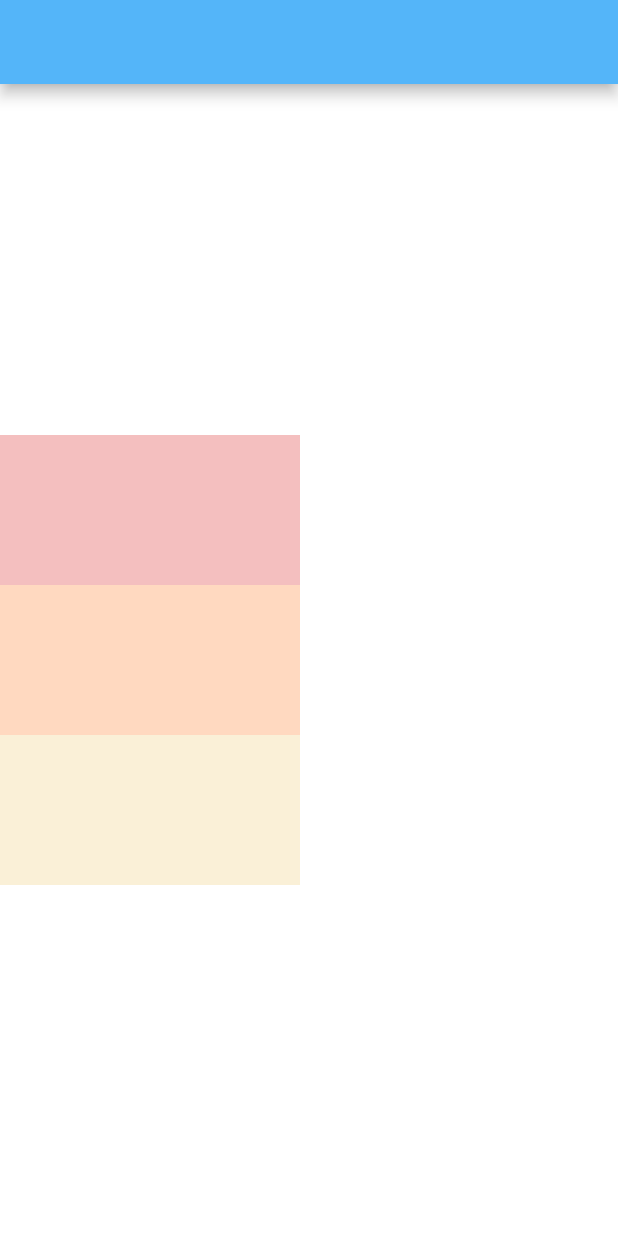
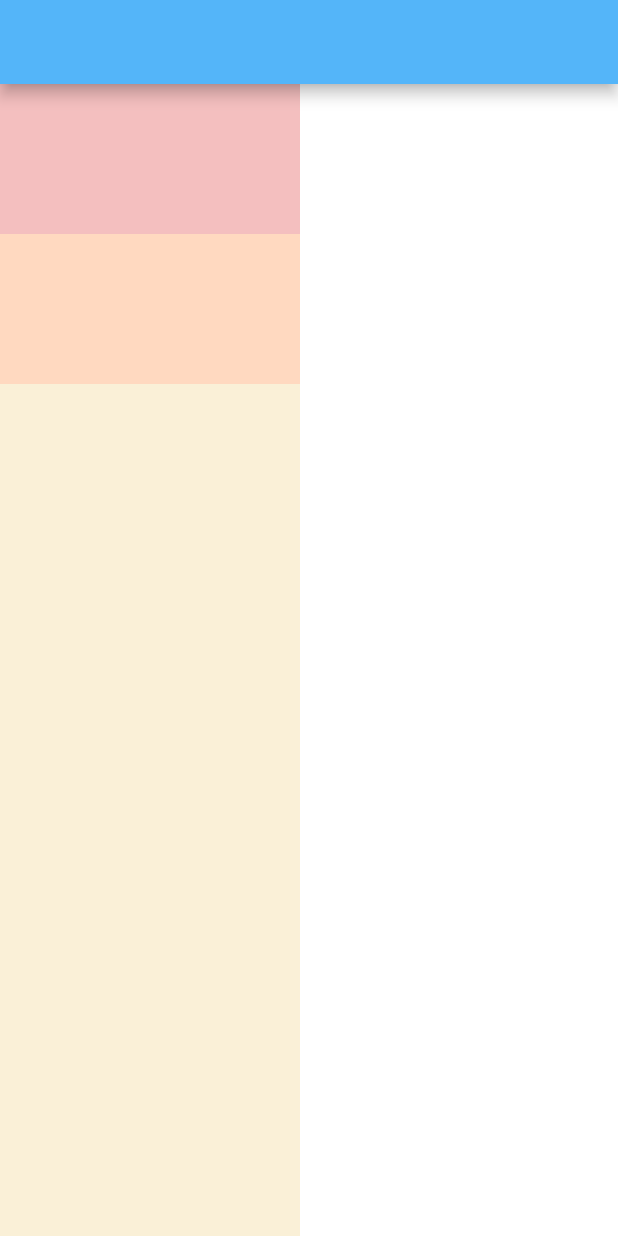
Before and after one commit to sach-shelar/Flutter-Tutorials, a Flutter app: the screen it shows after launch, on a phone screen of 412 x 824 dp. Run offline on Flutter 3.47's test engine with Material 2 defaults, Android fonts, the phone set to English and light mode, and no system bars.

```diff
--- a/all_layouts/lib/column_example.dart
+++ b/all_layouts/lib/column_example.dart
@@ -11,12 +11,14 @@ class ColumnExample extends StatelessWidget {
         width: double.infinity,
         color: Colors.white,
         child: Column(
-          mainAxisAlignment: MainAxisAlignment.center,
+          mainAxisAlignment: MainAxisAlignment.start,
           crossAxisAlignment: CrossAxisAlignment.start,
           children: [
             Container(color: Color(0xFFF4BFBF), width: 200, height: 100),
             Container(color: Color(0xFFFFD9C0), width: 200, height: 100),
-            Container(color: Color(0xFFFAF0D7), width: 200, height: 100)
+            Expanded(
+                child: Container(
+                    color: Color(0xFFFAF0D7), width: 200, height: 100))
           ],
         ),
       ),
```
Also changed, not shown: all_layouts/lib/row_example.dart (added).
